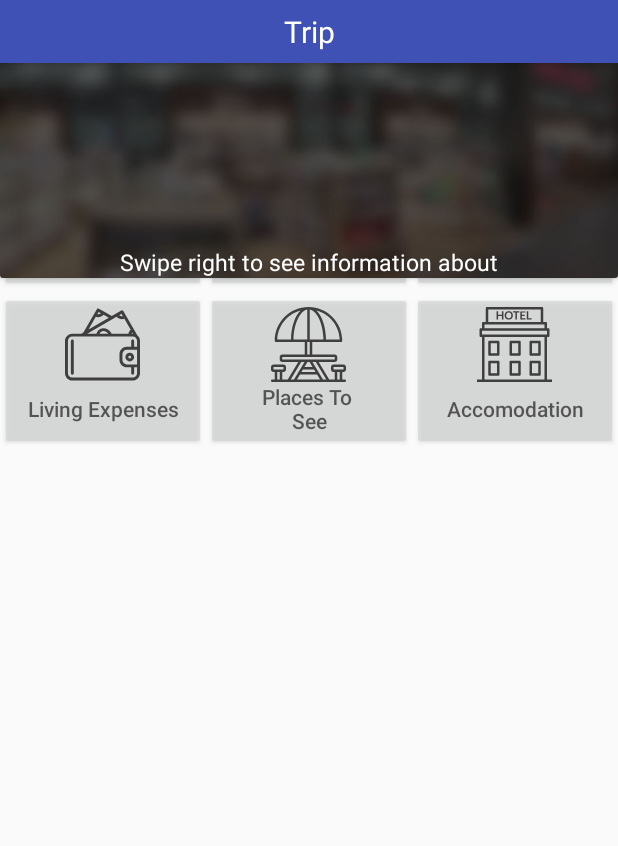
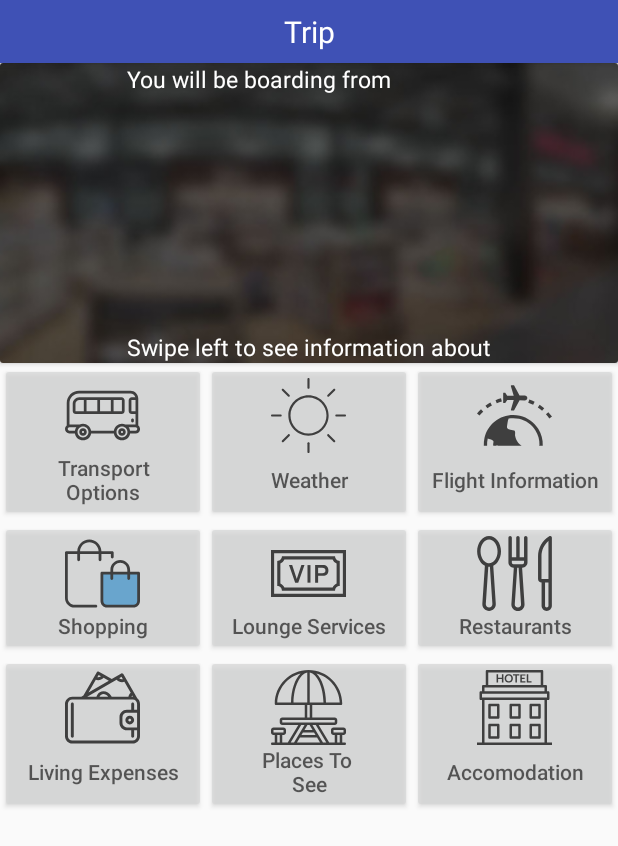
Before and after one commit to celikkoseoglu/LodeStar, an Android app: the TripActivity screen opened directly, with no data from a screen before it, on a phone screen of 412 x 824 dp. Shown: the top 846 px of the screen. Run offline under Robolectric (Android 15) with nearby library versions, the phone set to English and light mode, and no system bars.

Commit message:
Android trip activity v2-swipe and location problem solved

```diff
--- a/Android/LodeStar/app/src/main/java/com/lodestarapp/cs491/lodestar/TripActivity.java
+++ b/Android/LodeStar/app/src/main/java/com/lodestarapp/cs491/lodestar/TripActivity.java
@@ -1,15 +1,20 @@
 package com.lodestarapp.cs491.lodestar;
 
+import android.content.Context;
 import android.os.Bundle;
-import android.support.design.widget.FloatingActionButton;
-import android.support.design.widget.Snackbar;
 import android.support.v7.app.AppCompatActivity;
+import android.support.v7.widget.CardView;
 import android.support.v7.widget.Toolbar;
+import android.view.GestureDetector;
+import android.view.MotionEvent;
 import android.view.View;
-import android.widget.ImageView;
+import android.widget.Button;
+import android.widget.ViewSwitcher;
 
 public class TripActivity extends AppCompatActivity {
-    ImageView image;
+    public ViewSwitcher view_switcher;
+    public View firstView;
+    public View secondView;
 
     @Override
     protected void onCreate(Bundle savedInstanceState) {
@@ -18,14 +23,71 @@ public class TripActivity extends AppCompatActivity {
         Toolbar toolbar = (Toolbar) findViewById(R.id.toolbar);
         setSupportActionBar(toolbar);
 
-        FloatingActionButton fab = (FloatingActionButton) findViewById(R.id.fab);
-        fab.setOnClickListener(new View.OnClickListener() {
-            @Override
-            public void onClick(View view) {
-                Snackbar.make(view, "Replace with your own action", Snackbar.LENGTH_LONG)
-                        .setAction("Action", null).show();
+
+
+        view_switcher =   (ViewSwitcher)findViewById(R.id.switcher);
+        CardView card = (CardView) findViewById(R.id.my_card);
+        firstView= findViewById(R.id.view1);
+        secondView = findViewById(R.id.view2);
+        card.setOnTouchListener(new OnSwipeTouchListener(TripActivity.this) {
+            public void onSwipeLeft() {
+                if (view_switcher.getCurrentView() != secondView){
+                    view_switcher.showNext();
+                }
+            }
+
+            public void onSwipeRight() {
+                if (view_switcher.getCurrentView() != firstView){
+                    view_switcher.showPrevious();
+                }
             }
         });
+
+    }
+
+
+
+
+    public class OnSwipeTouchListener implements View.OnTouchListener {
+
+        private final GestureDetector gestureDetector;
+
+        public OnSwipeTouchListener(Context context) {
+            gestureDetector = new GestureDetector(context, new GestureListener());
+        }
+
+        public boolean onTouch(View v, MotionEvent event) {
+            return gestureDetector.onTouchEvent(event);
+        }
+
+        public void onSwipeLeft() {
+        }
+
+        public void onSwipeRight() {
+        }
+
+        private final class GestureListener extends GestureDetector.SimpleOnGestureListener {
+
+            private static final int SWIPE_VELOCITY_THRESHOLD = 100;
+            private static final int SWIPE_DISTANCE_THRESHOLD = 100;
+
+            public boolean onDown(MotionEvent e) {
+                return true;
+            }
+
+            public boolean onFling(MotionEvent e1, MotionEvent e2, float velocityX, float velocityY) {
+                float distanceX = e2.getX() - e1.getX();
+                float distanceY = e2.getY() - e1.getY();
+                if (Math.abs(distanceX) > Math.abs(distanceY) && Math.abs(distanceX) > SWIPE_DISTANCE_THRESHOLD && Math.abs(velocityX) > SWIPE_VELOCITY_THRESHOLD) {
+                    if (distanceX > 0)
+                        onSwipeRight();
+                    else
+                        onSwipeLeft();
+                    return true;
+                }
+                return false;
+            }
+        }
     }
 
 }
--- a/Android/LodeStar/app/src/main/res/layout/activity_trip2.xml
+++ b/Android/LodeStar/app/src/main/res/layout/activity_trip2.xml
@@ -4,12 +4,14 @@
     xmlns:tools="http://schemas.android.com/tools"
     android:layout_width="match_parent"
     android:layout_height="match_parent">
-
+    <RelativeLayout
+        android:layout_width="match_parent"
+        android:layout_height="match_parent">
     <android.support.v7.widget.Toolbar
         android:id="@+id/my_toolbar"
         android:layout_width="match_parent"
         android:layout_height="42dp"
-        android:layout_alignParentBottom="true"
+        android:layout_alignParentTop="true"
         android:layout_alignParentLeft="true"
         android:layout_alignParentStart="true"
         android:background="?attr/colorPrimary"
@@ -32,8 +34,10 @@
     </android.support.v7.widget.Toolbar>
 
     <android.support.v7.widget.CardView
+        android:id="@+id/my_card"
         android:layout_width="match_parent"
-        android:layout_height="185dp"
+        android:layout_height="200dp"
+        android:layout_below="@id/my_toolbar"
         tools:layout_editor_absoluteX="0dp"
         tools:layout_editor_absoluteY="42dp">
 
@@ -45,9 +49,15 @@
             android:layout_alignParentStart="true"
             android:layout_alignParentTop="true"
             android:scaleType="centerCrop"
-            android:src="@drawable/thy_lounge_background" />
+            android:src="@drawable/thy_lounge_background"/>
+
+        <ViewSwitcher
+            android:id="@+id/switcher"
+            android:layout_width="match_parent"
+            android:layout_height="wrap_content">
 
             <RelativeLayout
+                android:id="@+id/view1"
                 android:layout_width="match_parent"
                 android:layout_height="match_parent"
                 android:gravity="center">
@@ -72,11 +82,49 @@
                     android:layout_alignParentLeft="true"
                     android:layout_alignParentStart="true"
                     android:layout_gravity="center"
+                    android:text="Swipe left to see information about"
+                    android:textColor="@android:color/background_light"
+                    android:textSize="15sp" />
+
+
+
+            </RelativeLayout>
+
+
+
+            <RelativeLayout
+                android:id="@+id/view2"
+                android:layout_width="match_parent"
+                android:layout_height="match_parent"
+                android:gravity="center">
+
+                <TextView
+                    android:id="@+id/info_text3"
+                    android:layout_width="wrap_content"
+                    android:layout_height="wrap_content"
+                    android:layout_alignParentLeft="true"
+                    android:layout_alignParentStart="true"
+                    android:layout_alignParentTop="true"
+                    android:layout_gravity="center"
+                    android:text="You will be boarding to"
+                    android:textColor="@android:color/background_light"
+                    android:textSize="15sp" />
+
+                <TextView
+                    android:id="@+id/info_text4"
+                    android:layout_width="wrap_content"
+                    android:layout_height="wrap_content"
+                    android:layout_alignParentBottom="true"
+                    android:layout_alignParentLeft="true"
+                    android:layout_alignParentStart="true"
+                    android:layout_gravity="center"
                     android:text="Swipe right to see information about"
                     android:textColor="@android:color/background_light"
                     android:textSize="15sp" />
 
             </RelativeLayout>
+
+        </ViewSwitcher>
 
     </android.support.v7.widget.CardView>
 
@@ -84,8 +132,9 @@
        android:id="@+id/tableLayout"
        android:layout_width="match_parent"
        android:layout_height="wrap_content"
+       android:layout_below="@id/my_card"
        tools:layout_editor_absoluteX="0dp"
-       tools:layout_editor_absoluteY="227dp">
+       tools:layout_editor_absoluteY="242dp">
 
        <TableRow
            android:id="@+id/row1"
@@ -167,6 +216,7 @@
            android:layout_width="wrap_content"
            android:layout_height="wrap_content"
            android:layout_weight="0.3">
+           android:layout_below="@id/car"
 
            <Button
                android:id="@+id/living"
@@ -201,5 +251,6 @@
        </TableRow>
 
    </TableLayout>
+    </RelativeLayout>
 
 </android.support.constraint.ConstraintLayout>
```
Lines whose indentation alone changed are shown as unchanged.
